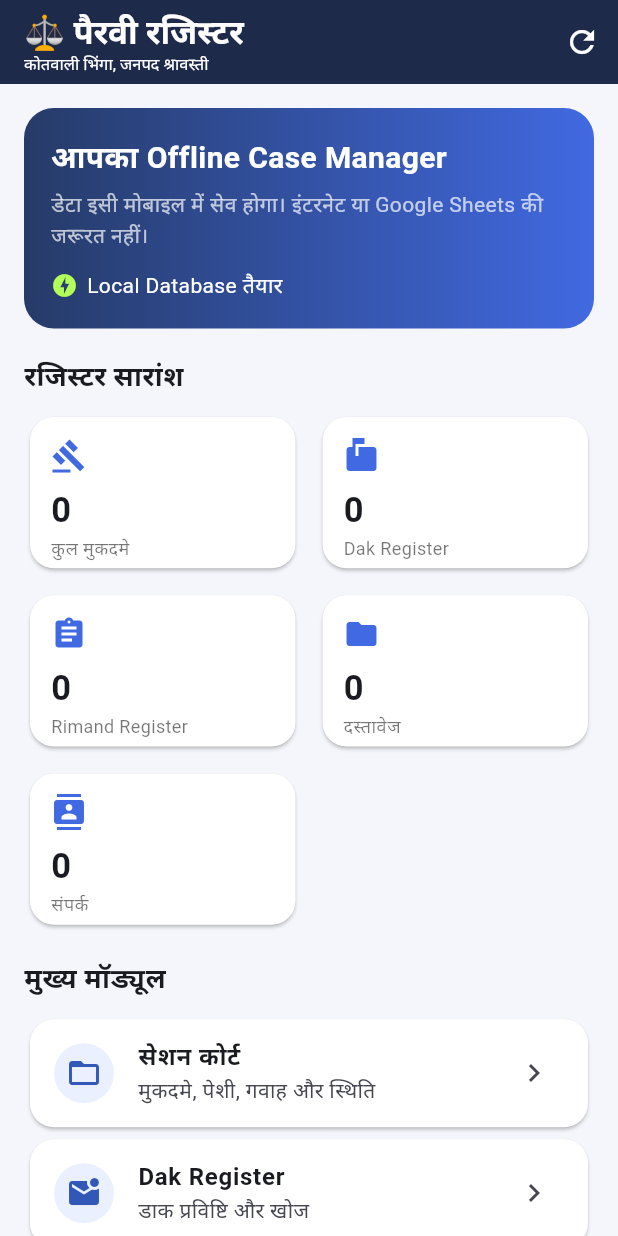
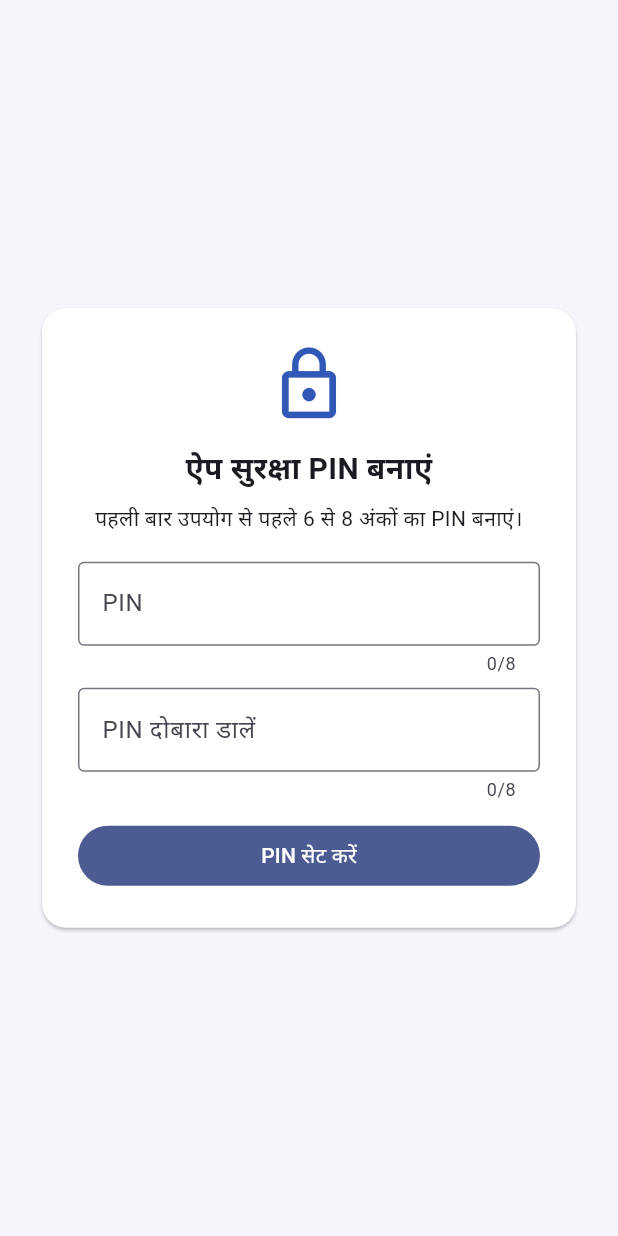
Before and after one commit to cho1930lko-hub/Court-case-manager-, a Flutter app: the screen it shows after launch, on a phone screen of 412 x 824 dp. Run offline on Flutter 3.47's test engine with Material 3 defaults, Android fonts, the phone set to English and light mode, and no system bars; our stand-ins replace file_picker, flutter_secure_storage, sqflite; missing offline and left inert: cryptography; accounts and stored records are empty.

Commit message:
Add mandatory PIN setup and app relock on background

```diff
--- a/mobile_app/lib/main.dart
+++ b/mobile_app/lib/main.dart
@@ -7,6 +7,7 @@ import 'screens/case_activity_screen.dart';
 import 'screens/case_documents_screen.dart';
 import 'screens/audit_log_screen.dart';
 import 'screens/backup_screen.dart';
+import 'services/app_lock_service.dart';
 
 void main() async {
   WidgetsFlutterBinding.ensureInitialized();
@@ -38,7 +39,122 @@ class CourtCaseManagerApp extends StatelessWidget {
           shape: RoundedRectangleBorder(borderRadius: BorderRadius.circular(16)),
         ),
       ),
-      home: const HomeScreen(),
+      home: const AppLockGate(),
+    );
+  }
+}
+
+
+class AppLockGate extends StatefulWidget {
+  const AppLockGate({super.key});
+  @override
+  State<AppLockGate> createState() => _AppLockGateState();
+}
+
+class _AppLockGateState extends State<AppLockGate> with WidgetsBindingObserver {
+  bool _ready = false;
+  bool _configured = false;
+  bool _unlocked = false;
+  bool _busy = false;
+  String? _error;
+  final _pin = TextEditingController();
+  final _confirm = TextEditingController();
+
+  @override
+  void initState() {
+    super.initState();
+    WidgetsBinding.instance.addObserver(this);
+    _checkSetup();
+  }
+
+  @override
+  void dispose() {
+    WidgetsBinding.instance.removeObserver(this);
+    _pin.dispose();
+    _confirm.dispose();
+    super.dispose();
+  }
+
+  Future<void> _checkSetup() async {
+    final configured = await AppLockService.instance.isConfigured;
+    if (!mounted) return;
+    setState(() { _configured = configured; _ready = true; });
+  }
+
+  @override
+  void didChangeAppLifecycleState(AppLifecycleState state) {
+    if (state == AppLifecycleState.inactive || state == AppLifecycleState.paused ||
+        state == AppLifecycleState.detached) {
+      if (_unlocked && mounted) setState(() { _unlocked = false; _pin.clear(); });
+    }
+  }
+
+  Future<void> _submit() async {
+    if (_busy) return;
+    setState(() { _busy = true; _error = null; });
+    try {
+      if (!_configured) {
+        if (_pin.text != _confirm.text) {
+          setState(() => _error = 'दोनों PIN एक जैसे नहीं हैं।');
+          return;
+        }
+        await AppLockService.instance.setPin(_pin.text);
+        _configured = true;
+      } else {
+        final valid = await AppLockService.instance.verifyPin(_pin.text);
+        if (!valid) {
+          setState(() => _error = 'गलत PIN। कृपया फिर से प्रयास करें।');
+          return;
+        }
+      }
+      if (mounted) setState(() { _unlocked = true; _pin.clear(); _confirm.clear(); });
+    } catch (e) {
+      if (mounted) setState(() => _error = e.toString());
+    } finally {
+      if (mounted) setState(() => _busy = false);
+    }
+  }
+
+  @override
+  Widget build(BuildContext context) {
+    if (!_ready) return const Scaffold(body: Center(child: CircularProgressIndicator()));
+    if (_unlocked) return const HomeScreen();
+    final setup = !_configured;
+    return Scaffold(
+      body: Center(child: SingleChildScrollView(
+        padding: const EdgeInsets.all(24),
+        child: ConstrainedBox(
+          constraints: const BoxConstraints(maxWidth: 420),
+          child: Card(child: Padding(
+            padding: const EdgeInsets.all(24),
+            child: Column(mainAxisSize: MainAxisSize.min, children: [
+              const Icon(Icons.lock_outline, size: 54, color: Color(0xFF3158B7)),
+              const SizedBox(height: 14),
+              Text(setup ? 'ऐप सुरक्षा PIN बनाएं' : 'पैरवी रजिस्टर अनलॉक करें',
+                style: const TextStyle(fontSize: 20, fontWeight: FontWeight.bold)),
+              const SizedBox(height: 8),
+              Text(setup ? 'पहली बार उपयोग से पहले 6 से 8 अंकों का PIN बनाएं।' : 'अपना PIN डालकर ऐप खोलें।',
+                textAlign: TextAlign.center),
+              const SizedBox(height: 18),
+              TextField(controller: _pin, obscureText: true, keyboardType: TextInputType.number,
+                maxLength: 8, decoration: const InputDecoration(labelText: 'PIN', border: OutlineInputBorder())),
+              if (setup) ...[
+                const SizedBox(height: 8),
+                TextField(controller: _confirm, obscureText: true, keyboardType: TextInputType.number,
+                  maxLength: 8, decoration: const InputDecoration(labelText: 'PIN दोबारा डालें', border: OutlineInputBorder())),
+              ],
+              if (_error != null) Padding(padding: const EdgeInsets.only(top: 8),
+                child: Text(_error!, style: const TextStyle(color: Colors.red))),
+              const SizedBox(height: 12),
+              SizedBox(width: double.infinity, child: FilledButton(
+                onPressed: _busy ? null : _submit,
+                child: _busy ? const SizedBox(height: 18, width: 18, child: CircularProgressIndicator(strokeWidth: 2)) :
+                  Text(setup ? 'PIN सेट करें' : 'अनलॉक करें'),
+              )),
+            ]),
+          )),
+        ),
+      )),
     );
   }
 }
```
